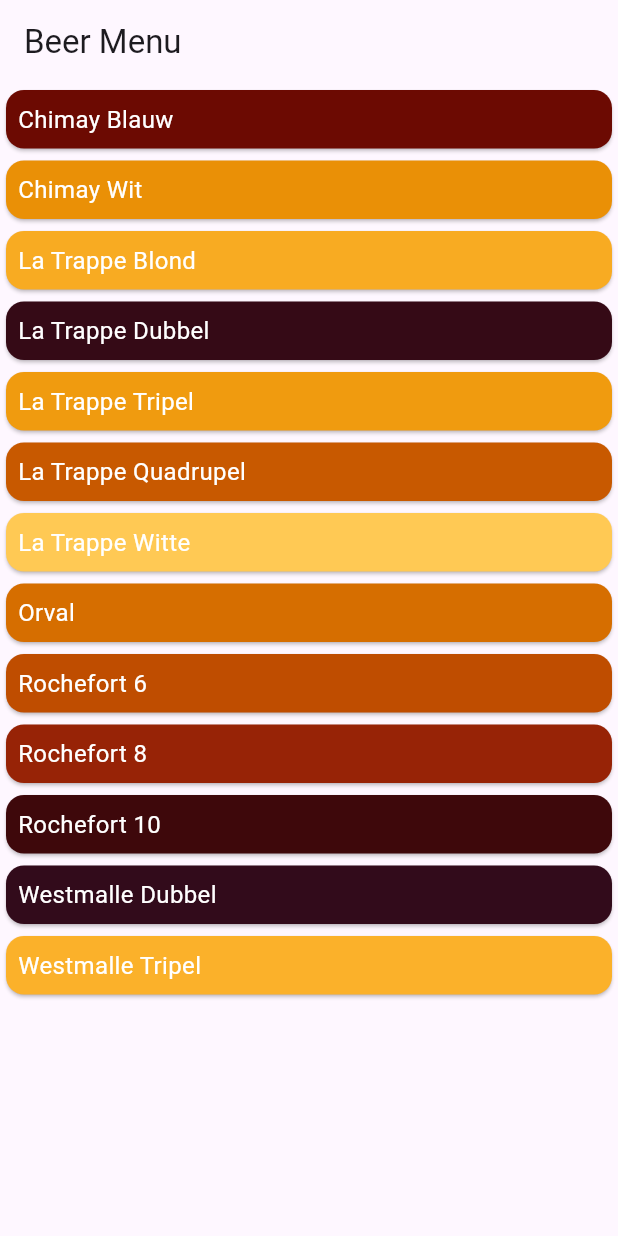
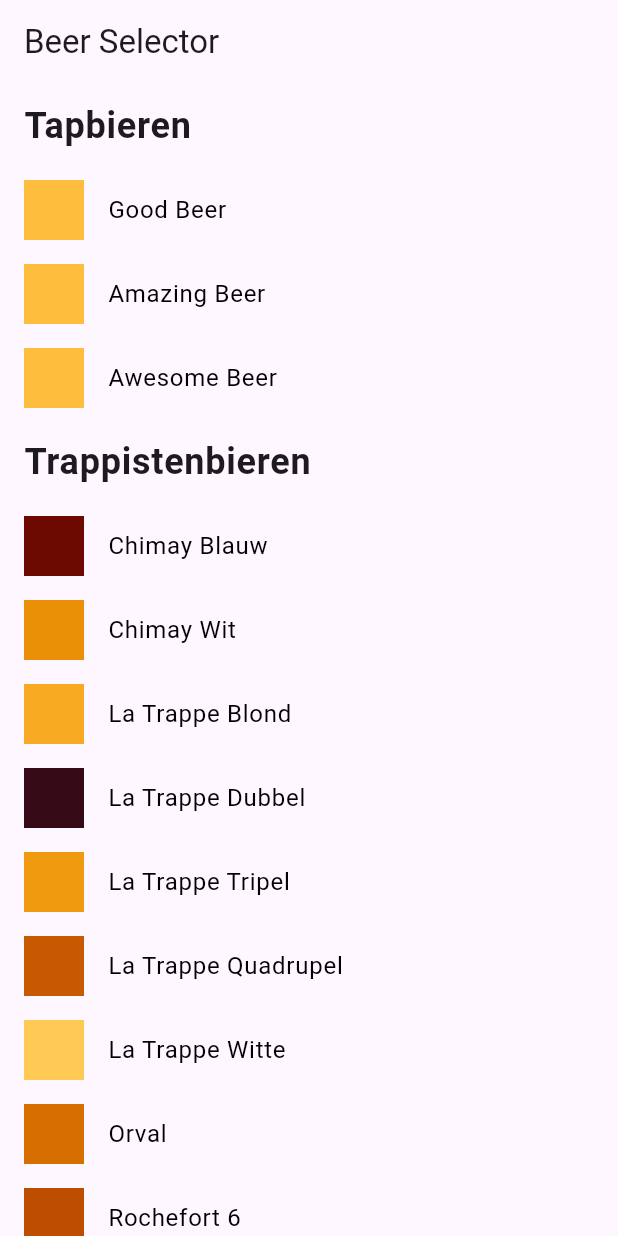
Before and after one commit to hugo-a-garcia/beer_json_app, a Flutter app: the screen it shows after launch, on a phone screen of 412 x 824 dp. Run offline on Flutter 3.47's test engine with Material 3 defaults, Android fonts, the phone set to English and light mode, and no system bars; our stand-ins replace freezed_annotation.

Commit message:
Worked out how to show categories but it is dependent on the order of beers in JSON.

```diff
--- a/assets/json/beer_menu/beer_menu.json
+++ b/assets/json/beer_menu/beer_menu.json
@@ -1,5 +1,40 @@
 {
   "beers": [
+    {
+      "beer_name": "notBeer",
+      "bar_menu_category": "Tapbieren",
+      "guide_style_name": "",
+      "guide_category_name": "",
+      "ebc_color": 8
+    },
+    {
+      "beer_name": "Good Beer",
+      "bar_menu_category": "Tapbieren",
+      "guide_style_name": "Tap Beer",
+      "guide_category_name": "Pils",
+      "ebc_color": 8
+    },
+    {
+      "beer_name": "Amazing Beer",
+      "bar_menu_category": "Tapbieren",
+      "guide_style_name": "Tap Beer",
+      "guide_category_name": "Pils",
+      "ebc_color": 8
+    },
+    {
+      "beer_name": "Awesome Beer",
+      "bar_menu_category": "Tapbieren",
+      "guide_style_name": "Tap Beer",
+      "guide_category_name": "Pils",
+      "ebc_color": 8
+    },
+    {
+      "beer_name": "notBeer",
+      "bar_menu_category": "Trappistenbieren",
+      "guide_style_name": "",
+      "guide_category_name": "",
+      "ebc_color": 8
+    },
     {
       "beer_name": "Chimay Blauw",
       "bar_menu_category": "Trappistenbieren",
--- a/lib/widgets/beer_list.dart
+++ b/lib/widgets/beer_list.dart
@@ -1,6 +1,7 @@
 import 'package:beer_json_app/model/beer_menu/beer_menu.dart';
 import 'package:beer_json_app/model/model_storage.dart';
 import 'package:beer_json_app/widgets/beer_list_item.dart';
+import 'package:beer_json_app/widgets/menu_category.dart';
 import 'package:flutter/material.dart';
 
 class BeerList extends StatefulWidget {
@@ -17,24 +18,28 @@
   void initState() {
     super.initState();
     beerMenu = getBeerMenu();
+    print('foo');
   }
 
   @override
   Widget build(BuildContext context) {
     return Scaffold(
       appBar: AppBar(
-        title: const Text("Beer Menu"),
+        title: const Text("Beer Selector"),
       ),
-      body: Center(
-        child: FutureBuilder(
+      body: FutureBuilder(
           future: beerMenu,
           builder: (context, snapshot) {
             if (snapshot.hasData) {
               return ListView.builder(
                 itemCount: snapshot.data!.beers.length,
                 itemBuilder: (context, index) {
+                  if (snapshot.data!.beers[index].beerName == 'notBeer') {
+                    return BarMenuCategory(
+                      snapshot.data!.beers[index].barMenuCategory,
+                    );
+                  }
                   return BeerItem(snapshot.data!.beers[index]);
-                    //return Text(snapshot.data!.beers[index].beerName);
                 },
               );
             } else if (snapshot.hasError) {
@@ -42,7 +47,6 @@
             }
             return const CircularProgressIndicator();
           }),
-      ),
     );
   }
 }
--- a/lib/widgets/beer_list_item.dart
+++ b/lib/widgets/beer_list_item.dart
@@ -6,16 +6,36 @@
   const BeerItem(this.beer, {super.key});
   final Beer beer;
 
+  // @override
+  // Widget build(BuildContext context) {
+  //   return Card(
+  //     color: Color(EBC.values[beer.ebcColor].color),
+  //     child: Padding(
+  //       padding: const EdgeInsets.all(8.0),
+  //       child: Text(
+  //         beer.beerName,
+  //         style: const TextStyle(color: Colors.white, fontSize: 16),
+  //       ),
+  //     ),
+  //   );
+  // }
+
   @override
   Widget build(BuildContext context) {
-    return Card(
-      color: Color(EBC.values[beer.ebcColor].color),
-      child: Padding(
-        padding: const EdgeInsets.all(8.0),
-        child: Text(
-          beer.beerName,
-          style: const TextStyle(color: Colors.white, fontSize: 16),
+    return ListTile(
+      leading: SizedBox(
+        width: 40,
+        height: 40,
+        child: DecoratedBox(
+          decoration: BoxDecoration(
+            color: Color(EBC.values[beer.ebcColor].color),
+          ),
         ),
+      ),
+      //tileColor: Color(EBC.values[beer.ebcColor].color),
+      title: Text(
+        beer.beerName,
+        style: const TextStyle(color: Colors.black, fontSize: 16),
       ),
     );
   }
--- /dev/null
+++ b/lib/widgets/menu_category.dart
@@ -0,0 +1,15 @@
+import 'package:flutter/material.dart';
+
+class BarMenuCategory extends StatelessWidget {
+  const BarMenuCategory(this.name, {super.key});
+  final String name;
+  @override
+  Widget build(BuildContext context) {
+    return ListTile(
+      title: Text(
+        name,
+        style: const TextStyle(fontSize: 24, fontWeight: FontWeight.bold),
+      ),
+    );
+  }
+}
```
Lines whose indentation alone changed are shown as unchanged.
